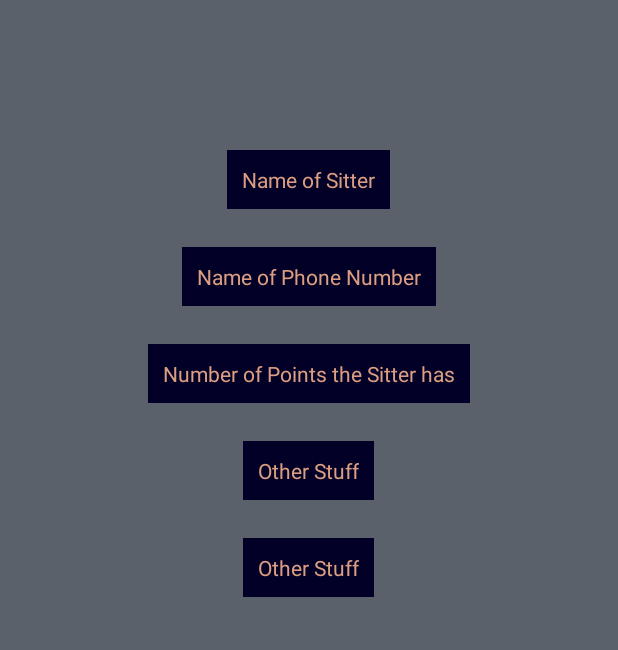
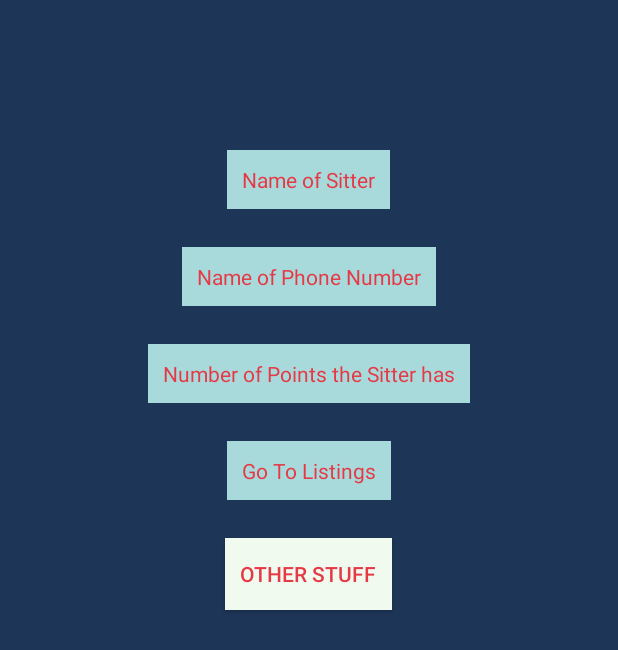
Before and after one commit to pjauth/PetApp, an Android app: the layout sitter_profile_page.xml on its own in the app's theme, with its tools: preview values and no code run, on a phone screen of 412 x 824 dp. Shown: the top 650 px of the screen. Run offline under Robolectric (Android 15) with nearby library versions, the phone set to English and light mode, and no system bars; network calls fail.

Commit message:
Finished Sitter Profile Page

```diff
--- a/app/src/main/java/com/patrickauth/petapp/IntroPage.java
+++ b/app/src/main/java/com/patrickauth/petapp/IntroPage.java
@@ -101,7 +101,7 @@ public class IntroPage extends AppCompatActivity {
     protected void onResume( ) {
         super.onResume( );
         Log.w( "MA", "Inside MainActivity::onResume" );
-        updateView();
+//        updateView();
     }
 
     protected void onPause( ) {
--- a/app/src/main/java/com/patrickauth/petapp/Sitter.java
+++ b/app/src/main/java/com/patrickauth/petapp/Sitter.java
@@ -40,7 +40,7 @@ public class Sitter {
 
     }
 
-    public void getSitter(){
+    public JSONObject getSitter(){
         try {
             String endpoint = "sitter/get_profile_email.php?email="+email;
             Log.w("MA", "***** Calling endpoint:" + endpoint);
@@ -55,9 +55,13 @@ public class Sitter {
             zipCode = jsonObject.getInt("zipcode");
             email = jsonObject.getString("email");
             phone = jsonObject.getString("phone");
+            return jsonObject;
         } catch (Exception e) {
             e.printStackTrace();
         }
+
+        return null;
+
     }
 
     public int getSitterID(){
--- a/app/src/main/res/layout/sitter_profile_page.xml
+++ b/app/src/main/res/layout/sitter_profile_page.xml
@@ -2,7 +2,7 @@
 <RelativeLayout
     xmlns:android="http://schemas.android.com/apk/res/android" android:layout_width="match_parent"
     android:layout_height="match_parent"
-    android:background = "@color/blackCoral">
+    android:background = "@color/DarkBlue.co">
 
 
     <TextView
@@ -13,8 +13,8 @@
         android:layout_marginTop="100dp"
         android:layout_centerHorizontal="true"
         android:text = "Name of Sitter"
-        android:textColor="@color/antiqueBrass"
-        android:background = "@color/oxfordBlue"
+        android:textColor="@color/Red.co"
+        android:background = "@color/LightBlue.co"
         android:padding="10dp"
         />
 
@@ -26,8 +26,8 @@
         android:layout_marginTop="25dp"
         android:layout_centerHorizontal="true"
         android:text = "Name of Phone Number"
-        android:textColor="@color/antiqueBrass"
-        android:background = "@color/oxfordBlue"
+        android:textColor="@color/Red.co"
+        android:background = "@color/LightBlue.co"
         android:padding="10dp"
         />
 
@@ -39,33 +39,33 @@
         android:layout_marginTop="25dp"
         android:layout_centerHorizontal="true"
         android:text = "Number of Points the Sitter has"
-        android:textColor="@color/antiqueBrass"
-        android:background = "@color/oxfordBlue"
+        android:textColor="@color/Red.co"
+        android:background = "@color/LightBlue.co"
         android:padding="10dp"
         />
     <TextView
-        android:id = "@+id/rating"
+        android:id = "@+id/current_address"
         android:layout_width="wrap_content"
         android:layout_height="wrap_content"
         android:layout_below = "@id/sitter_points"
         android:layout_marginTop="25dp"
         android:layout_centerHorizontal="true"
-        android:text = "Other Stuff"
-        android:textColor="@color/antiqueBrass"
-        android:background = "@color/oxfordBlue"
+        android:text = "Go To Listings"
+        android:textColor="@color/Red.co"
+        android:background = "@color/LightBlue.co"
         android:padding="10dp"
         />
 
-    <TextView
-        android:id = "@+id/other_stuff2"
+    <Button
+        android:id = "@+id/matches_button"
         android:layout_width="wrap_content"
         android:layout_height="wrap_content"
-        android:layout_below = "@id/rating"
+        android:layout_below = "@id/current_address"
         android:layout_marginTop="25dp"
         android:layout_centerHorizontal="true"
         android:text = "Other Stuff"
-        android:textColor="@color/antiqueBrass"
-        android:background = "@color/oxfordBlue"
+        android:textColor="@color/Red.co"
+        android:background = "@color/Cream.co"
         android:padding="10dp"
         />
 
```
Also changed, not shown: app/src/main/java/com/patrickauth/petapp/GPSTracker.java (+14 -0 lines), app/src/main/java/com/patrickauth/petapp/JobListings.java (+137 -0 lines), app/src/main/java/com/patrickauth/petapp/SitterProfilePage.java (+58 -4 lines), app/src/main/res/layout/job_listings.xml (+10 -0 lines).
